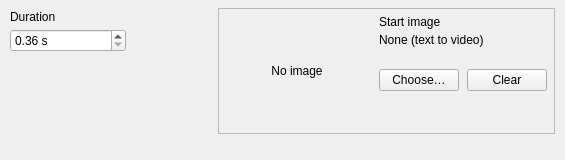
Before: the Qt Designer form src/dtflow/ui/forms/video_panel.ui in djebaz/dtflow, drawn with Qt 5.
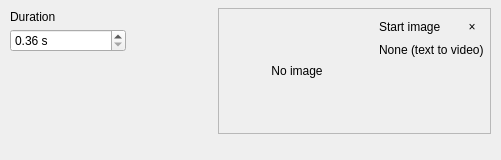
After: the same form once the commit is applied.

Commit message: Use clickable video start-image card with a compact clear icon (#540)

Patch:
```diff
--- a/src/dtflow/ui/forms/video_panel.ui
+++ b/src/dtflow/ui/forms/video_panel.ui
@@ -53,17 +53,25 @@
         <item>
          <layout class="QVBoxLayout" name="videoStartTextLayout">
           <property name="spacing"><number>4</number></property>
-          <item><widget class="QLabel" name="videoStartTitle"><property name="text"><string>Start image</string></property><property name="textRole" stdset="0"><string>caption</string></property></widget></item>
-          <item><widget class="QLabel" name="videoStartLabel"><property name="text"><string>None (text to video)</string></property><property name="role" stdset="0"><string>secondary</string></property><property name="wordWrap"><bool>true</bool></property></widget></item>
-          <item><widget class="QLabel" name="videoStartNote"><property name="text"><string /></property><property name="wordWrap"><bool>true</bool></property><property name="role" stdset="0"><string>secondary</string></property></widget></item>
           <item>
-           <layout class="QHBoxLayout" name="videoStartActions">
-            <property name="spacing"><number>8</number></property>
-            <item><widget class="QPushButton" name="videoChooseStartButton"><property name="text"><string>Choose…</string></property><property name="toolTip"><string>Choose one optional start image. Leave empty for text to video.</string></property></widget></item>
-            <item><widget class="QPushButton" name="videoClearStartButton"><property name="text"><string>Clear</string></property></widget></item>
-            <item><spacer name="videoStartActionsFill"><property name="orientation"><enum>Qt::Horizontal</enum></property><property name="sizeHint" stdset="0"><size><width>1</width><height>1</height></size></property></spacer></item>
+           <layout class="QHBoxLayout" name="videoStartHeader">
+            <property name="spacing"><number>4</number></property>
+            <item><widget class="QLabel" name="videoStartTitle"><property name="text"><string>Start image</string></property><property name="textRole" stdset="0"><string>caption</string></property></widget></item>
+            <item><spacer name="videoStartHeaderFill"><property name="orientation"><enum>Qt::Horizontal</enum></property><property name="sizeHint" stdset="0"><size><width>1</width><height>1</height></size></property></spacer></item>
+            <item>
+             <widget class="QToolButton" name="videoClearStartButton">
+              <property name="text"><string>×</string></property>
+              <property name="toolTip"><string>Clear start image</string></property>
+              <property name="accessibleName"><string>Clear start image</string></property>
+              <property name="autoRaise"><bool>true</bool></property>
+              <property name="minimumSize"><size><width>24</width><height>24</height></size></property>
+              <property name="maximumSize"><size><width>24</width><height>24</height></size></property>
+             </widget>
+            </item>
            </layout>
           </item>
+          <item><widget class="QLabel" name="videoStartLabel"><property name="text"><string>None (text to video)</string></property><property name="role" stdset="0"><string>secondary</string></property><property name="wordWrap"><bool>true</bool></property></widget></item>
+          <item><widget class="QLabel" name="videoStartNote"><property name="text"><string /></property><property name="wordWrap"><bool>true</bool></property><property name="role" stdset="0"><string>secondary</string></property></widget></item>
           <item><spacer name="videoStartTextFill"><property name="orientation"><enum>Qt::Vertical</enum></property><property name="sizeHint" stdset="0"><size><width>1</width><height>1</height></size></property></spacer></item>
          </layout>
         </item>
```
